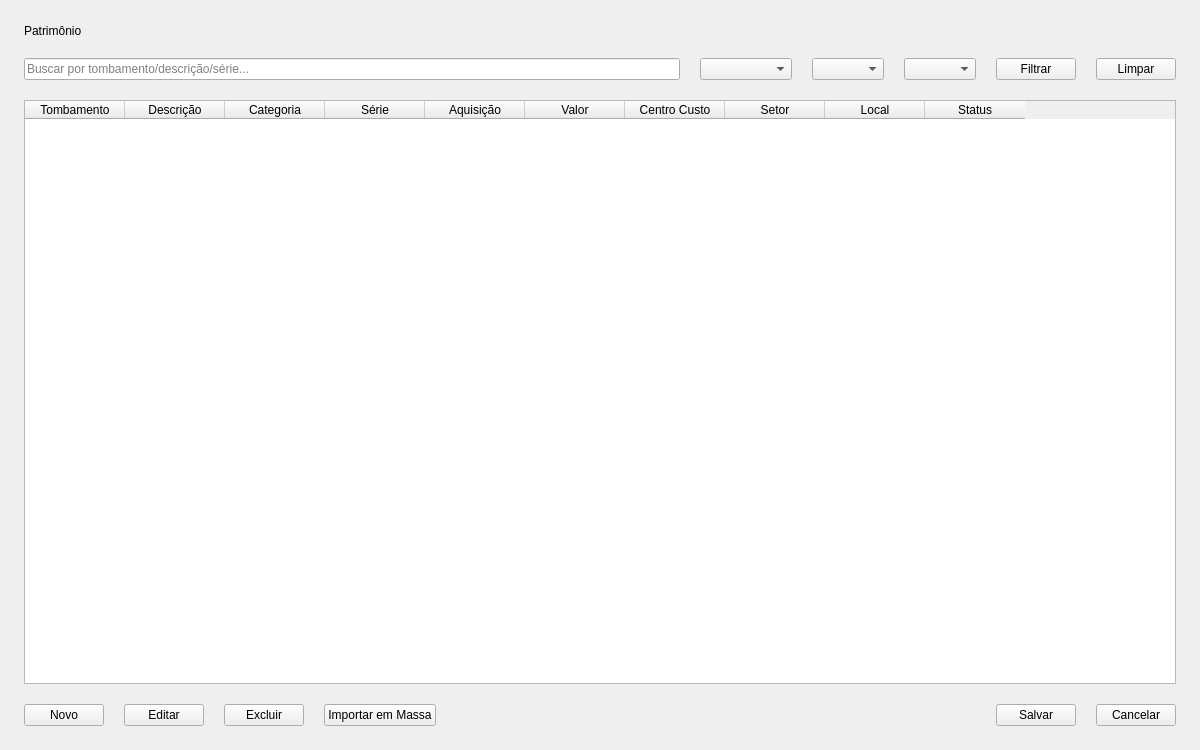
Above: frontend/patrimonio.ui from zecadelgado/patp before the change. Below: the same form after it.
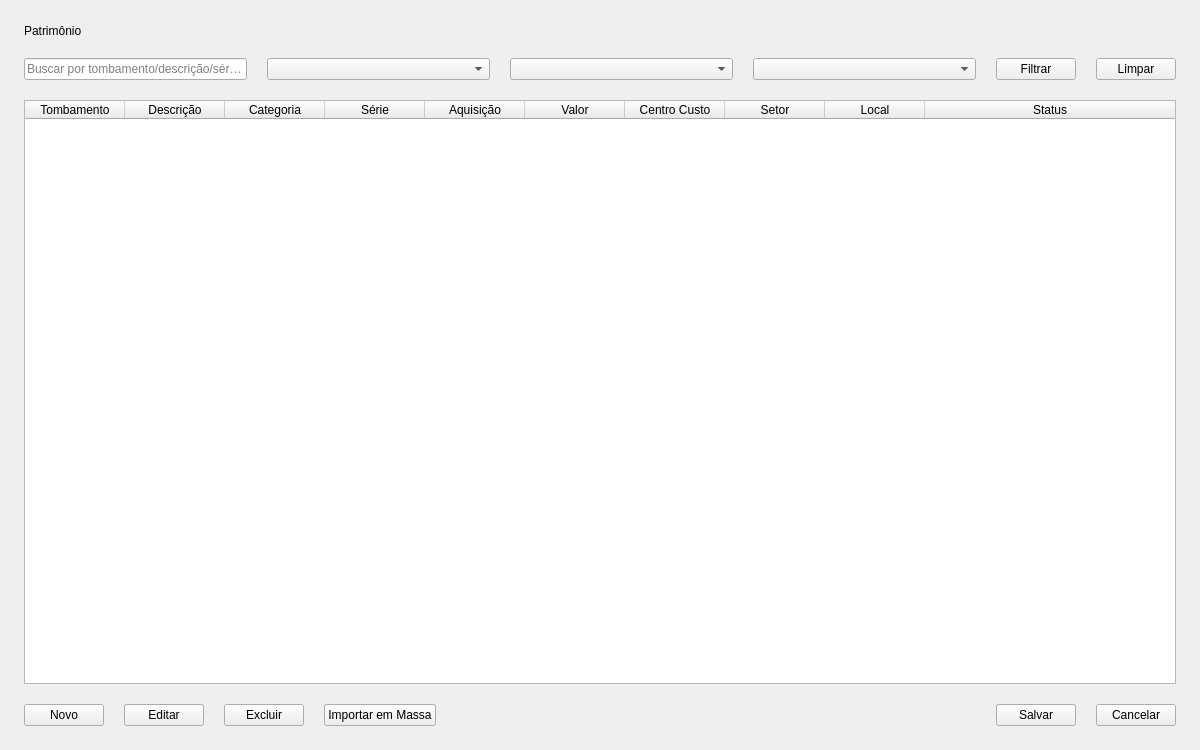
That is the form after the change.

What changed in the file:
```diff
--- a/frontend/patrimonio.ui
+++ b/frontend/patrimonio.ui
@@ -42,6 +42,12 @@
         <layout class="QHBoxLayout" name="filtersLayout">
           <item>
             <widget class="QLineEdit" name="le_busca">
+              <property name="sizePolicy">
+                <sizepolicy hsizetype="Expanding" vsizetype="Fixed">
+                  <horstretch>0</horstretch>
+                  <verstretch>0</verstretch>
+                </sizepolicy>
+              </property>
               <property name="placeholderText">
                 <string>Buscar por tombamento/descrição/série...</string>
               </property>
@@ -49,6 +55,12 @@
           </item>
           <item>
             <widget class="QComboBox" name="cb_categoria">
+              <property name="sizePolicy">
+                <sizepolicy hsizetype="Expanding" vsizetype="Fixed">
+                  <horstretch>0</horstretch>
+                  <verstretch>0</verstretch>
+                </sizepolicy>
+              </property>
               <property name="placeholderText">
                 <string>Categoria</string>
               </property>
@@ -76,6 +88,12 @@
           </item>
           <item>
             <widget class="QComboBox" name="cb_setor">
+              <property name="sizePolicy">
+                <sizepolicy hsizetype="Expanding" vsizetype="Fixed">
+                  <horstretch>0</horstretch>
+                  <verstretch>0</verstretch>
+                </sizepolicy>
+              </property>
               <property name="placeholderText">
                 <string>Setor</string>
               </property>
@@ -83,6 +101,12 @@
           </item>
           <item>
             <widget class="QComboBox" name="cb_status">
+              <property name="sizePolicy">
+                <sizepolicy hsizetype="Expanding" vsizetype="Fixed">
+                  <horstretch>0</horstretch>
+                  <verstretch>0</verstretch>
+                </sizepolicy>
+              </property>
               <property name="placeholderText">
                 <string>Status</string>
               </property>
@@ -168,6 +192,12 @@
               <string>Status</string>
             </property>
           </column>
+          <attribute name="horizontalHeaderStretchLastSection">
+            <bool>true</bool>
+          </attribute>
+          <attribute name="verticalHeaderVisible">
+            <bool>false</bool>
+          </attribute>
         </widget>
       </item>
       <item>
```
Left out of the diff: 3 changed lines with no effect on the pictures.
